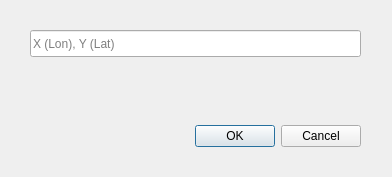
The window that ui/goto.ui (nyanyaon/GeoKKP-GIS) describes before a commit, drawn with Qt 5.
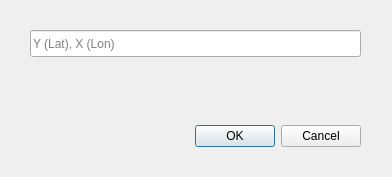
The same window after the commit. Custom widgets are drawn as their Qt base class.

```diff
--- a/ui/goto.ui
+++ b/ui/goto.ui
@@ -39,7 +39,7 @@
     </rect>
    </property>
    <property name="placeholderText">
-    <string>X (Lon), Y (Lat)</string>
+    <string>Y (Lat), X (Lon)</string>
    </property>
    <property name="qgisRelation" stdset="0">
     <string notr="true"/>
```
Left out of the diff: 2 changed lines with no effect on the pictures.
